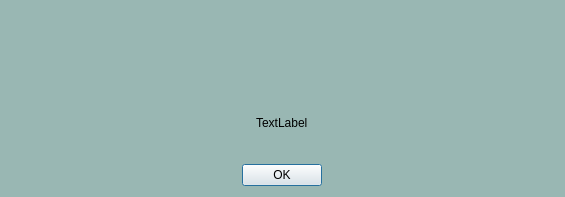
Old version of the form cancurve/bldgs/dbMismatch_dialog.ui in the repository NRCan/CanCurve.
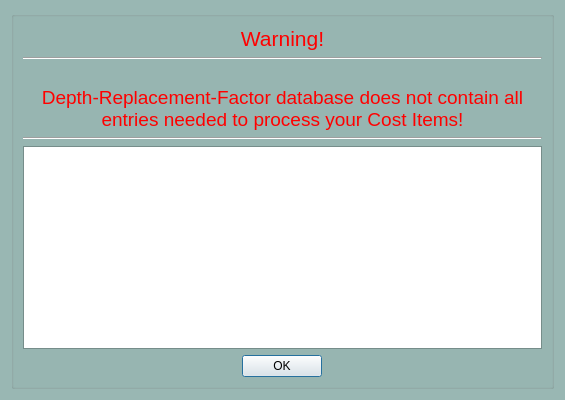
New version of the form. Icons and pictures are not drawn.

Commit message: clean up warning dialog

```diff
--- a/cancurve/bldgs/dbMismatch_dialog.ui
+++ b/cancurve/bldgs/dbMismatch_dialog.ui
@@ -7,7 +7,7 @@
     <x>0</x>
     <y>0</y>
     <width>565</width>
-    <height>197</height>
+    <height>400</height>
    </rect>
   </property>
   <property name="sizePolicy">
@@ -91,27 +91,202 @@
   </property>
   <layout class="QVBoxLayout" name="verticalLayout">
    <item>
+    <widget class="QGroupBox" name="groupBox">
+     <property name="title">
+      <string/>
+     </property>
+     <layout class="QVBoxLayout" name="verticalLayout_3">
+      <item>
     <layout class="QVBoxLayout" name="verticalLayout_2">
-     <item alignment="Qt::AlignHCenter">
-      <widget class="QLabel" name="label_2">
+        <item>
+         <widget class="QLabel" name="label_3">
+          <property name="palette">
+           <palette>
+            <active>
+             <colorrole role="WindowText">
+              <brush brushstyle="SolidPattern">
+               <color alpha="255">
+                <red>255</red>
+                <green>0</green>
+                <blue>0</blue>
+               </color>
+              </brush>
+             </colorrole>
+            </active>
+            <inactive>
+             <colorrole role="WindowText">
+              <brush brushstyle="SolidPattern">
+               <color alpha="255">
+                <red>255</red>
+                <green>0</green>
+                <blue>0</blue>
+               </color>
+              </brush>
+             </colorrole>
+            </inactive>
+            <disabled>
+             <colorrole role="WindowText">
+              <brush brushstyle="SolidPattern">
+               <color alpha="255">
+                <red>120</red>
+                <green>120</green>
+                <blue>120</blue>
+               </color>
+              </brush>
+             </colorrole>
+            </disabled>
+           </palette>
+          </property>
+          <property name="font">
+           <font>
+            <pointsize>16</pointsize>
+           </font>
+          </property>
+          <property name="text">
+           <string>Warning!</string>
+          </property>
+          <property name="alignment">
+           <set>Qt::AlignCenter</set>
+          </property>
+         </widget>
+        </item>
+        <item>
+         <widget class="Line" name="line_2">
+          <property name="orientation">
+           <enum>Qt::Horizontal</enum>
+          </property>
+         </widget>
+        </item>
+        <item>
+         <widget class="QLabel" name="icon">
+          <property name="sizePolicy">
+           <sizepolicy hsizetype="Preferred" vsizetype="Fixed">
+            <horstretch>0</horstretch>
+            <verstretch>0</verstretch>
+           </sizepolicy>
+          </property>
        <property name="text">
         <string/>
        </property>
        <property name="pixmap">
         <pixmap resource="../resources.qrc">:/plugins/cancurve/img/dbMismatch_icon.png</pixmap>
        </property>
-      </widget>
-     </item>
-     <item alignment="Qt::AlignHCenter">
-      <widget class="QLabel" name="label">
+          <property name="alignment">
+           <set>Qt::AlignCenter</set>
+          </property>
+         </widget>
+        </item>
+        <item>
+         <widget class="QLabel" name="label_2">
+          <property name="palette">
+           <palette>
+            <active>
+             <colorrole role="WindowText">
+              <brush brushstyle="SolidPattern">
+               <color alpha="255">
+                <red>255</red>
+                <green>0</green>
+                <blue>0</blue>
+               </color>
+              </brush>
+             </colorrole>
+            </active>
+            <inactive>
+             <colorrole role="WindowText">
+              <brush brushstyle="SolidPattern">
+               <color alpha="255">
+                <red>255</red>
+                <green>0</green>
+                <blue>0</blue>
+               </color>
+              </brush>
+             </colorrole>
+            </inactive>
+            <disabled>
+             <colorrole role="WindowText">
+              <brush brushstyle="SolidPattern">
+               <color alpha="255">
+                <red>120</red>
+                <green>120</green>
+                <blue>120</blue>
+               </color>
+              </brush>
+             </colorrole>
+            </disabled>
+           </palette>
+          </property>
+          <property name="font">
+           <font>
+            <pointsize>14</pointsize>
+           </font>
+          </property>
+          <property name="text">
+           <string>Depth-Replacement-Factor database does not contain all entries needed to process your Cost Items!</string>
+          </property>
+          <property name="alignment">
+           <set>Qt::AlignCenter</set>
+          </property>
+          <property name="wordWrap">
+           <bool>true</bool>
+          </property>
+         </widget>
+        </item>
+        <item>
+         <widget class="Line" name="line">
+          <property name="orientation">
+           <enum>Qt::Horizontal</enum>
+          </property>
+         </widget>
+        </item>
+        <item>
+         <widget class="QTextBrowser" name="textBrowser">
        <property name="sizePolicy">
-        <sizepolicy hsizetype="MinimumExpanding" vsizetype="Preferred">
+           <sizepolicy hsizetype="Preferred" vsizetype="Expanding">
          <horstretch>0</horstretch>
          <verstretch>0</verstretch>
         </sizepolicy>
        </property>
-       <property name="text">
-        <string>TextLabel</string>
+          <property name="palette">
+           <palette>
+            <active>
+             <colorrole role="Base">
+              <brush brushstyle="SolidPattern">
+               <color alpha="255">
+                <red>255</red>
+                <green>255</green>
+                <blue>255</blue>
+               </color>
+              </brush>
+             </colorrole>
+            </active>
+            <inactive>
+             <colorrole role="Base">
+              <brush brushstyle="SolidPattern">
+               <color alpha="255">
+                <red>255</red>
+                <green>255</green>
+                <blue>255</blue>
+               </color>
+              </brush>
+             </colorrole>
+            </inactive>
+            <disabled>
+             <colorrole role="Base">
+              <brush brushstyle="SolidPattern">
+               <color alpha="255">
+                <red>240</red>
+                <green>240</green>
+                <blue>240</blue>
+               </color>
+              </brush>
+             </colorrole>
+            </disabled>
+           </palette>
+          </property>
+          <property name="font">
+           <font>
+            <pointsize>12</pointsize>
+           </font>
        </property>
       </widget>
      </item>
@@ -129,6 +304,9 @@
       </widget>
      </item>
     </layout>
+      </item>
+     </layout>
+    </widget>
    </item>
   </layout>
  </widget>
```
Lines whose indentation alone changed are shown as unchanged. The commit also changes 3 other files.
